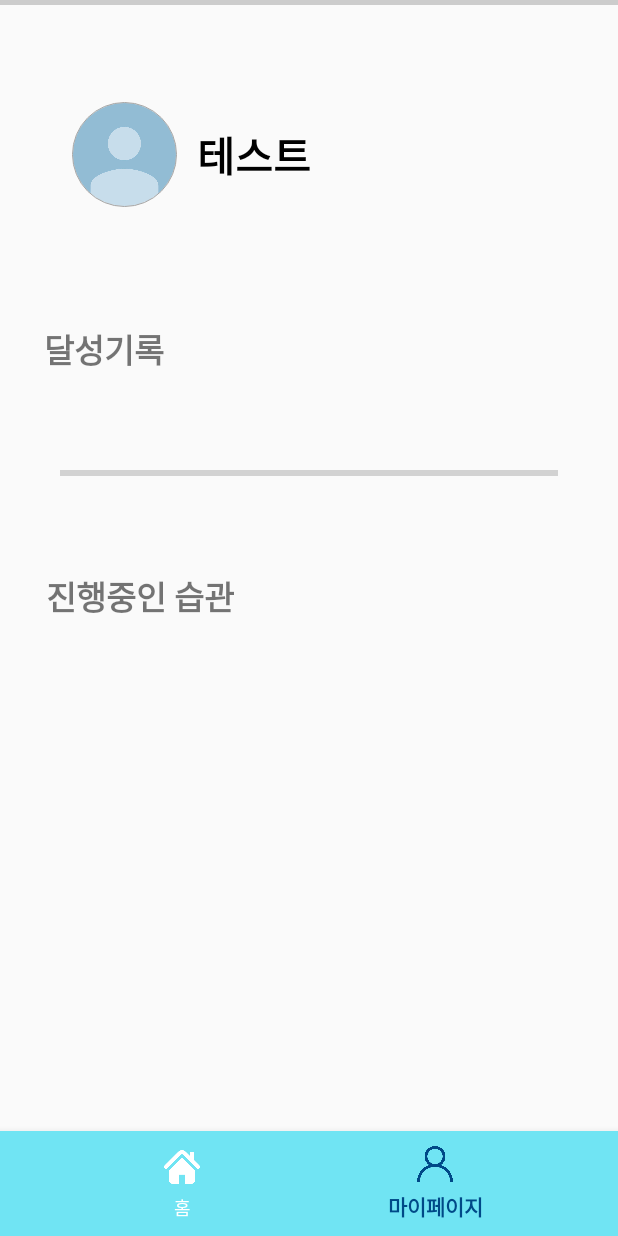
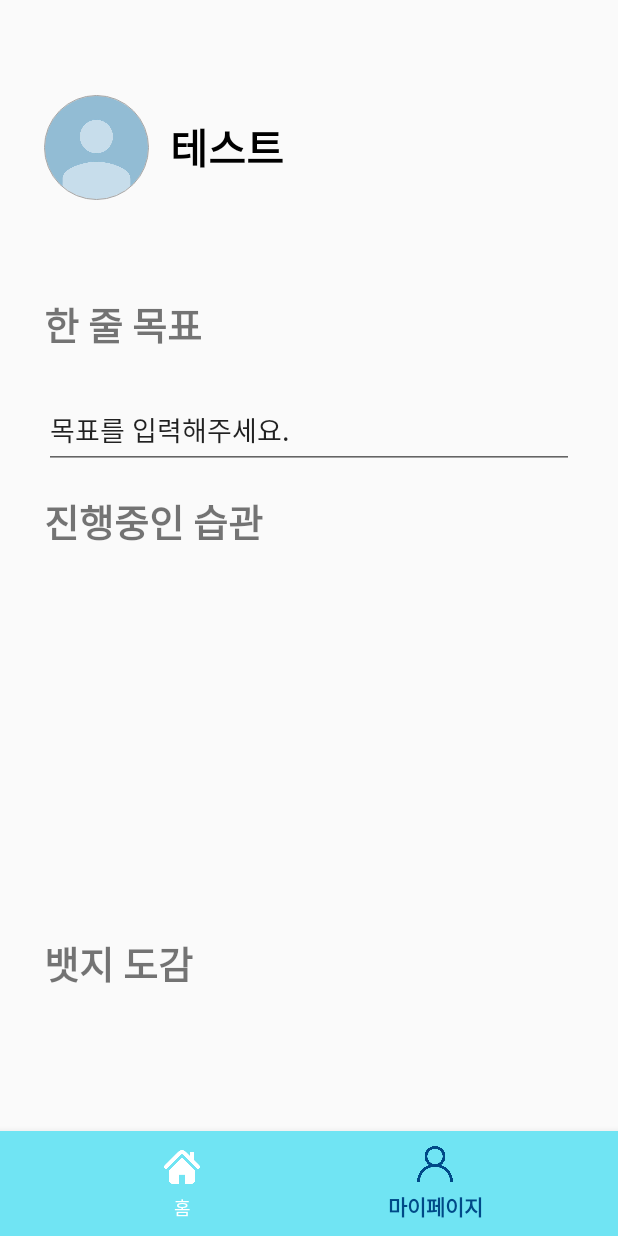
Before and after one commit to pknu-wap/2023_2_APP_TEAM2, an Android app: the screen it shows after launch (MainActivity), item 2 of the bottom bar chosen, on a phone screen of 412 x 824 dp. Run offline under Robolectric (Android 15) with nearby library versions, the phone set to English and light mode, and no system bars; our stand-ins replace CircleImageView, Room's generated code.

Commit message:
마이페이지 레이아웃 구현

```diff
--- a/app/src/main/java/com/example/gogo/gogo2/AlarmReceiver.kt
+++ b/app/src/main/java/com/example/gogo/gogo2/AlarmReceiver.kt
@@ -53,7 +53,7 @@ class AlarmReceiver() : BroadcastReceiver() {
             .setContentTitle("오늘 습관 지키기 잊지 않으셨죠?\uD83D\uDE09\n")
             .setContentText("오늘 하루도 습관 잘 지켜서 발전하는 어른되기💪")
             .setStyle(NotificationCompat.BigTextStyle().bigText("오늘 하루도 습관 잘 지켜서 발전하는 어른되기\uD83D\uDCAA"))
-            .setSmallIcon(androidx.core.R.drawable.notify_panel_notification_icon_bg)
+            .setSmallIcon(androidx.core.R.drawable.)
             .setAutoCancel(true)
             .setContentIntent(pendingIntent)
             .build()
--- a/app/src/main/java/com/example/gogo/gogo2/MyPageFragment.kt
+++ b/app/src/main/java/com/example/gogo/gogo2/MyPageFragment.kt
@@ -90,8 +90,8 @@ class MyPageFragment : Fragment() {
             NicknameDialog().show(childFragmentManager,NicknameDialog.TAG)
         }
 
-        val progressBar1: ProgressBar = view.findViewById(R.id.progressBar1)
-        progressEntireUtil = ProgressEntireUtil(progressBar1, this)
+//        val progressBar1: ProgressBar = view.findViewById(R.id.progressBar1)
+//        progressEntireUtil = ProgressEntireUtil(progressBar1, this)
 
 
 
--- a/app/src/main/res/layout/fragment_mypage.xml
+++ b/app/src/main/res/layout/fragment_mypage.xml
@@ -8,156 +8,176 @@
     xmlns:app="http://schemas.android.com/apk/res-auto"
     android:gravity="center">
 
-
     <androidx.constraintlayout.widget.ConstraintLayout
-        android:id="@+id/frameLayout2"
-        app:layout_constraintTop_toTopOf="parent"
-        android:layout_width="match_parent"
-        android:layout_height="0dp"
-        app:layout_constraintBottom_toTopOf="@id/ProgressBarLayout"
-        app:layout_constraintVertical_weight="0.3">
-
-
-        <EditText
-            android:id="@+id/nickName"
-            android:layout_width="216dp"
-            android:layout_height="54dp"
-            android:background="@null"
-            android:text="닉네임"
-            android:textColor="#000000"
-            android:textSize="27sp"
-            android:textStyle="bold"
-            app:layout_constraintBottom_toBottomOf="parent"
-            app:layout_constraintEnd_toEndOf="parent"
-            app:layout_constraintHorizontal_bias="0.669"
-            app:layout_constraintStart_toStartOf="parent"
-            app:layout_constraintTop_toTopOf="parent" />
-
-        <de.hdodenhof.circleimageview.CircleImageView
-            android:id="@+id/profileImage"
-            android:layout_width="70dp"
-            android:layout_height="70dp"
-            android:layout_gravity="center"
-            android:background="@android:color/transparent"
-            android:src="@drawable/profile_sky"
-            android:contentDescription="profile"
-            app:civ_border_color="#A3A3A3"
-            app:civ_border_overlay="true"
-            app:civ_border_width="0.5dp"
-            app:layout_constraintBottom_toBottomOf="parent"
-            app:layout_constraintEnd_toEndOf="parent"
-            app:layout_constraintHorizontal_bias="0.14"
-            app:layout_constraintStart_toStartOf="parent"
-            app:layout_constraintTop_toTopOf="parent"
-            android:clickable="true"
-            android:focusable="true"/>
-
+        android:id="@+id/mypageStartLayout"
+        android:layout_width="0dp"
+        android:layout_height="match_parent"
+        app:layout_constraintHorizontal_weight="0.1"
+        app:layout_constraintStart_toStartOf="parent"
+        app:layout_constraintEnd_toStartOf="@id/mypageMiddleLayout">
 
     </androidx.constraintlayout.widget.ConstraintLayout>
 
+    <androidx.constraintlayout.widget.ConstraintLayout
+        android:id="@+id/mypageMiddleLayout"
+        android:layout_width="0dp"
+        android:layout_height="match_parent"
+        app:layout_constraintHorizontal_weight="1.2"
+        app:layout_constraintStart_toEndOf="@id/mypageStartLayout"
+        app:layout_constraintEnd_toStartOf="@id/mypageEndLayout">
+
+        <androidx.constraintlayout.widget.ConstraintLayout
+            android:id="@+id/mypageProfileLayout"
+            android:layout_width="match_parent"
+            android:layout_height="0dp"
+            app:layout_constraintVertical_weight="3"
+            app:layout_constraintTop_toTopOf="parent"
+            app:layout_constraintBottom_toTopOf="@id/mypageGoalLayout">
+
+            <de.hdodenhof.circleimageview.CircleImageView
+                android:id="@+id/profileImage"
+                android:layout_width="70dp"
+                android:layout_height="70dp"
+                android:layout_gravity="center"
+                android:background="@android:color/transparent"
+                android:clickable="true"
+                android:contentDescription="profile"
+                android:focusable="true"
+                android:src="@drawable/profile_sky"
+                app:civ_border_color="#A3A3A3"
+                app:civ_border_overlay="true"
+                app:civ_border_width="0.5dp"
+                app:layout_constraintStart_toStartOf="parent"
+                app:layout_constraintBottom_toBottomOf="parent"
+                app:layout_constraintTop_toTopOf="parent"/>
+<!--                app:layout_constraintEnd_toStartOf="@id/nickName"-->
 
 
-    <androidx.constraintlayout.widget.ConstraintLayout
-        android:id="@+id/ProgressBarLayout"
-        android:layout_width="match_parent"
-        android:layout_height="0dp"
-        app:layout_constraintTop_toBottomOf="@id/frameLayout2"
-        app:layout_constraintEnd_toEndOf="parent"
-        app:layout_constraintStart_toStartOf="parent"
-        app:layout_constraintBottom_toBottomOf="parent"
-        app:layout_constraintVertical_weight="0.8">
-
-        <androidx.constraintlayout.widget.ConstraintLayout
-            android:id="@+id/ProgressTextLayout"
-            android:layout_width="match_parent"
-            android:layout_height="0dp"
-            app:layout_constraintBottom_toTopOf="@id/ProgressFigureLayout"
-            app:layout_constraintEnd_toEndOf="parent"
-            app:layout_constraintHorizontal_bias="0.0"
-            app:layout_constraintStart_toStartOf="parent"
-            app:layout_constraintTop_toTopOf="parent"
-            app:layout_constraintVertical_weight="0.1">
-
-            <TextView
-                android:id="@+id/textView2"
-                android:layout_width="wrap_content"
-                android:layout_height="wrap_content"
-                android:text="달성기록"
-                android:textSize="22sp"
+            <EditText
+                android:id="@+id/nickName"
+                android:layout_width="216dp"
+                android:layout_height="54dp"
+                android:background="@null"
+                android:text="닉네임"
+                android:textColor="#000000"
+                android:textSize="27sp"
                 android:textStyle="bold"
                 app:layout_constraintBottom_toBottomOf="parent"
                 app:layout_constraintEnd_toEndOf="parent"
-                app:layout_constraintHorizontal_bias="0.089"
-                app:layout_constraintStart_toStartOf="parent"
-                app:layout_constraintTop_toTopOf="parent" />
+                app:layout_constraintHorizontal_bias="0.208"
+                app:layout_constraintStart_toEndOf="@id/profileImage"
+                app:layout_constraintTop_toTopOf="parent"
+                app:layout_constraintVertical_bias="0.496" />
 
         </androidx.constraintlayout.widget.ConstraintLayout>
 
         <androidx.constraintlayout.widget.ConstraintLayout
-            android:id="@+id/ProgressFigureLayout"
+            android:id="@+id/mypageGoalLayout"
             android:layout_width="match_parent"
             android:layout_height="0dp"
-            android:layout_marginStart="30dp"
-            android:layout_marginEnd="30dp"
-            app:layout_constraintStart_toStartOf="parent"
-            app:layout_constraintBottom_toTopOf="@id/DoingTextLayout"
-            app:layout_constraintEnd_toEndOf="parent"
-            app:layout_constraintTop_toBottomOf="@id/ProgressTextLayout"
-            app:layout_constraintVertical_weight="0.2">
+            app:layout_constraintVertical_weight="2"
+            app:layout_constraintTop_toBottomOf="@id/mypageProfileLayout"
+            app:layout_constraintBottom_toTopOf="@id/mypageDoingLayout">
 
-            <ProgressBar
-                android:id="@+id/progressBar1"
-                style="?android:attr/progressBarStyleHorizontal"
-                android:layout_width="0dp"
-                android:layout_height="wrap_content"
-                android:layout_marginStart="10dp"
-                android:layout_marginEnd="10dp"
+            <TextView
+                android:id="@+id/GoalTextView"
+                android:layout_width="230dp"
+                android:layout_height="50dp"
+                android:background="@null"
+                android:text="한 줄 목표"
+                android:textStyle="bold"
                 app:layout_constraintTop_toTopOf="parent"
+                app:layout_constraintStart_toStartOf="parent"
+                android:textSize="25dp">
+            </TextView>
+
+            <EditText
+                android:id="@+id/GoalText"
+                android:layout_width="match_parent"
+                android:layout_height="0dp"
+                app:layout_constraintStart_toStartOf="parent"
                 app:layout_constraintEnd_toEndOf="parent"
-                app:layout_constraintStart_toStartOf="parent"
+                app:layout_constraintTop_toBottomOf="@id/GoalTextView"
                 app:layout_constraintBottom_toBottomOf="parent"
-                tools:layout_editor_absoluteX="181dp"
-                tools:layout_editor_absoluteY="50dp" />
+                android:layout_marginTop="15dp"
+                android:layout_marginBottom="15dp"
+                android:text="목표를 입력해주세요."/>
+
+
 
         </androidx.constraintlayout.widget.ConstraintLayout>
 
 
         <androidx.constraintlayout.widget.ConstraintLayout
-            android:id="@+id/DoingTextLayout"
+            android:id="@+id/mypageDoingLayout"
             android:layout_width="match_parent"
             android:layout_height="0dp"
-            app:layout_constraintStart_toStartOf="parent"
-            app:layout_constraintBottom_toTopOf="@id/DoingThingsLayout"
-            app:layout_constraintEnd_toEndOf="parent"
-            app:layout_constraintTop_toBottomOf="@id/ProgressFigureLayout"
-            app:layout_constraintVertical_weight="0.1">
+            app:layout_constraintVertical_weight="1"
+            app:layout_constraintTop_toBottomOf="@id/mypageGoalLayout"
+            app:layout_constraintBottom_toTopOf="@id/mypageMarginLayout">
 
             <TextView
                 android:id="@+id/textView3"
                 android:layout_width="wrap_content"
                 android:layout_height="wrap_content"
                 android:text="진행중인 습관"
-                android:textSize="22sp"
+                app:layout_constraintTop_toTopOf="parent"
+                app:layout_constraintStart_toStartOf="parent"
+                android:textSize="25dp"
                 android:textStyle="bold"
-                app:layout_constraintBottom_toBottomOf="parent"
-                app:layout_constraintEnd_toEndOf="parent"
-                app:layout_constraintHorizontal_bias="0.106"
-                app:layout_constraintStart_toStartOf="parent"
-                app:layout_constraintTop_toTopOf="parent" />
+                />
 
         </androidx.constraintlayout.widget.ConstraintLayout>
 
         <androidx.constraintlayout.widget.ConstraintLayout
-            android:id="@+id/DoingThingsLayout"
+            android:id="@+id/mypageMarginLayout"
             android:layout_width="match_parent"
             android:layout_height="0dp"
+            app:layout_constraintBottom_toTopOf="@id/mypageBadgeLayout"
+            app:layout_constraintEnd_toEndOf="parent"
             app:layout_constraintStart_toStartOf="parent"
-            app:layout_constraintBottom_toBottomOf="parent"
-            app:layout_constraintEnd_toEndOf="parent"
-            app:layout_constraintTop_toBottomOf="@id/DoingTextLayout"
-            app:layout_constraintVertical_weight="0.6">
+            app:layout_constraintTop_toBottomOf="@id/mypageDoingLayout"
+            app:layout_constraintVertical_weight="3.5">
 
         </androidx.constraintlayout.widget.ConstraintLayout>
+
+        <androidx.constraintlayout.widget.ConstraintLayout
+            android:id="@+id/mypageBadgeLayout"
+            android:layout_width="match_parent"
+            android:layout_height="0dp"
+            app:layout_constraintVertical_weight="2"
+            app:layout_constraintTop_toBottomOf="@id/mypageMarginLayout"
+            app:layout_constraintBottom_toBottomOf="parent">
+
+            <TextView
+                android:id="@+id/badgeTextView"
+                android:layout_width="wrap_content"
+                android:layout_height="wrap_content"
+                android:text="뱃지 도감"
+                app:layout_constraintTop_toTopOf="parent"
+                app:layout_constraintStart_toStartOf="parent"
+                android:textSize="25dp"
+                android:textStyle="bold"
+                />
+
+
+        </androidx.constraintlayout.widget.ConstraintLayout>
+
+
+
+    </androidx.constraintlayout.widget.ConstraintLayout>
+
+    <androidx.constraintlayout.widget.ConstraintLayout
+        android:id="@+id/mypageEndLayout"
+        android:layout_width="0dp"
+        android:layout_height="match_parent"
+        app:layout_constraintHorizontal_weight="0.1"
+        app:layout_constraintStart_toEndOf="@id/mypageMiddleLayout"
+        app:layout_constraintEnd_toEndOf="parent">
+
+    </androidx.constraintlayout.widget.ConstraintLayout>
+
+
 
 
 
@@ -182,17 +202,16 @@
         <!--            tools:layout_editor_absoluteX="309dp"-->
         <!--            tools:layout_editor_absoluteY="424dp" />-->
 
-    </androidx.constraintlayout.widget.ConstraintLayout>
 
 
-    <View
-        android:id="@+id/view"
-        android:layout_width="match_parent"
-        android:layout_height="5px"
-        android:background="#ccc"
-        app:layout_constraintTop_toTopOf="parent"
-        app:layout_constraintVertical_bias="0.529"
-        tools:layout_editor_absoluteX="16dp" />
+<!--    <View-->
+<!--        android:id="@+id/view"-->
+<!--        android:layout_width="match_parent"-->
+<!--        android:layout_height="5px"-->
+<!--        android:background="#ccc"-->
+<!--        app:layout_constraintTop_toTopOf="parent"-->
+<!--        app:layout_constraintVertical_bias="0.529"-->
+<!--      />-->
 
 
 </androidx.constraintlayout.widget.ConstraintLayout>
```
